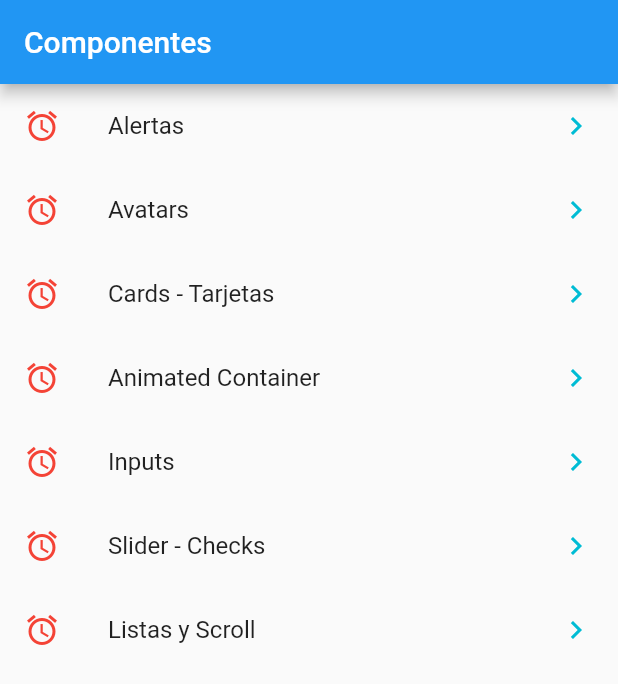
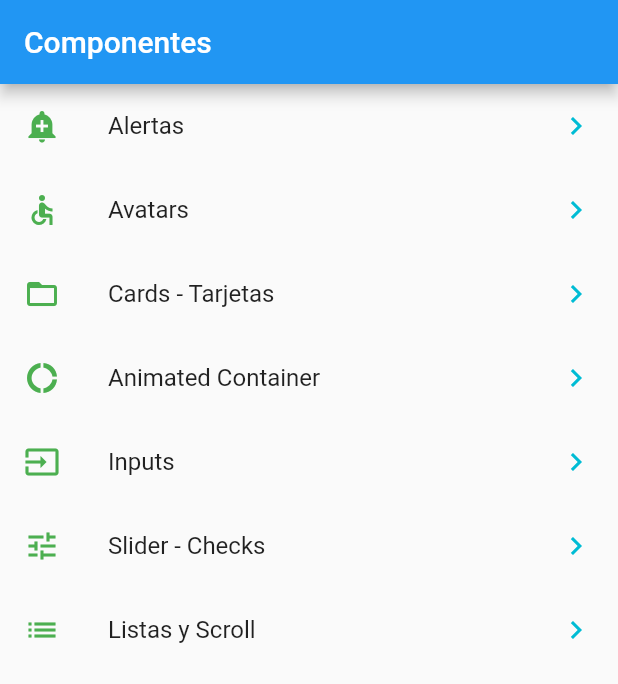
Before and after one commit to ErickMUOSD/dsm-43-app, a Flutter app: the screen it shows after launch, on a phone screen of 412 x 824 dp. Shown: the top 684 px of the screen. Run offline on Flutter 3.47's test engine with Material 2 defaults, Android fonts, the phone set to English and light mode, and no system bars.

Commit message:
dynamic icons

```diff
--- a/lib/src/pages/home_page.dart
+++ b/lib/src/pages/home_page.dart
@@ -1,4 +1,5 @@
 import 'package:dsm_43_app/src/providers/menu_provider.dart';
+import 'package:dsm_43_app/src/utils/icon_string_util.dart';
 import 'package:flutter/material.dart';
 
 class HomePage extends StatelessWidget {
@@ -29,10 +30,7 @@ class HomePage extends StatelessWidget {
       data.forEach((element) {
         final wTemp = ListTile(
           title: Text(element['texto']),
-          leading: const Icon(
-            Icons.access_alarm_outlined,
-            color: Colors.red,
-          ),
+          leading: getIcon(element['icon']),
           trailing: const Icon(
             Icons.keyboard_arrow_right,
             color: Colors.cyan,
--- /dev/null
+++ b/lib/src/utils/icon_string_util.dart
@@ -0,0 +1,17 @@
+import 'package:flutter/material.dart';
+
+final _icons = <String, IconData>{
+  'add_alert': Icons.add_alert,
+  'accessibility': Icons.accessible,
+  'folder_open': Icons.folder_open,
+  'donut_large': Icons.donut_large,
+  'input': Icons.input,
+  'tune': Icons.tune,
+  'list': Icons.list,
+};
+Icon getIcon(String iconName) {
+  return Icon(
+    _icons[iconName],
+    color: Colors.green,
+  );
+}
```
